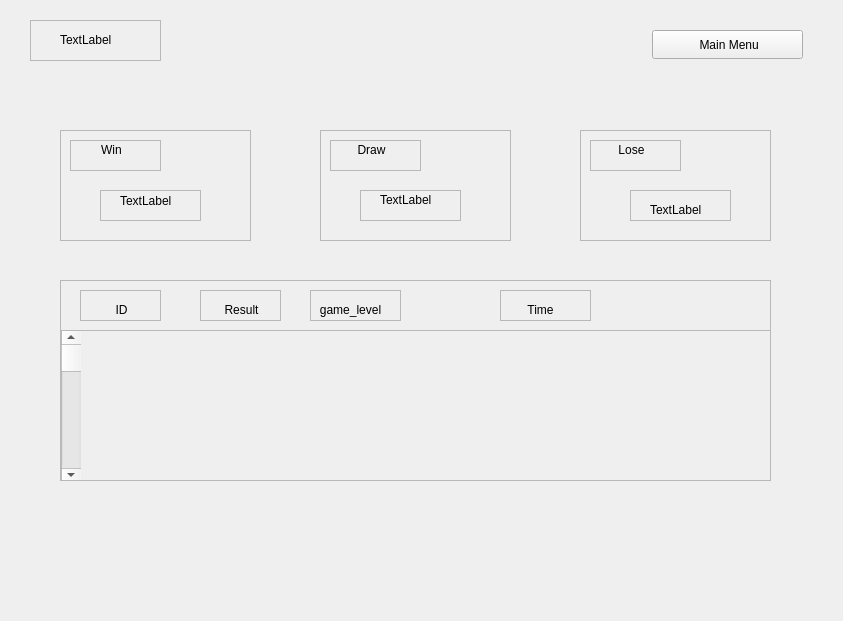
Qt form history.ui (mo2menwael/Advanced-Tic-Tac-Toe) before a commit.
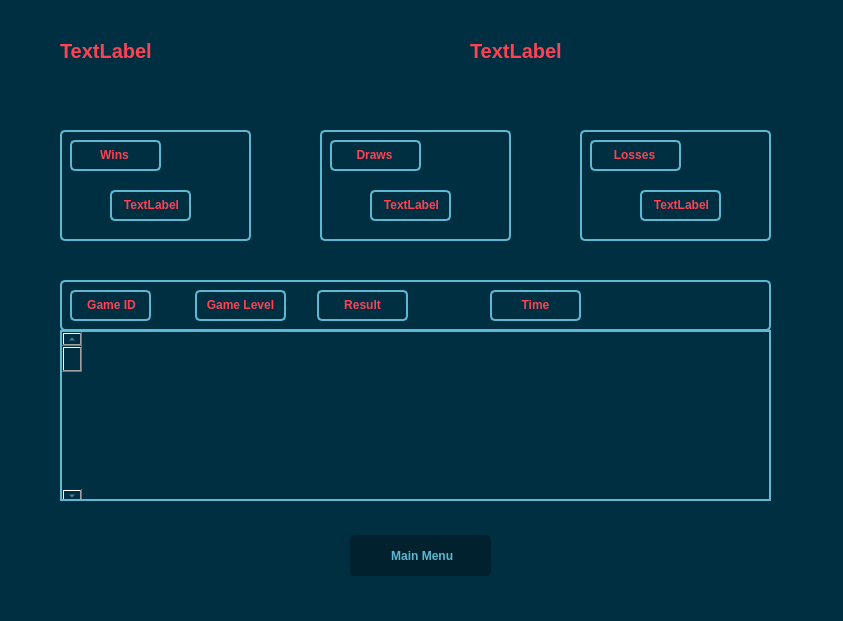
The same form after that commit.

Diff of the .ui file:
```diff
--- a/history.ui
+++ b/history.ui
@@ -16,17 +16,31 @@
   <property name="layoutDirection">
    <enum>Qt::RightToLeft</enum>
   </property>
+  <property name="styleSheet">
+   <string notr="true">background-color: rgb(0, 47, 65);
+color: rgb(97, 184, 211);</string>
+  </property>
   <widget class="QFrame" name="frame">
    <property name="geometry">
     <rect>
-     <x>30</x>
-     <y>20</y>
-     <width>131</width>
+     <x>40</x>
+     <y>30</y>
+     <width>241</width>
      <height>41</height>
     </rect>
    </property>
+   <property name="font">
+    <font>
+     <pointsize>13</pointsize>
+     <bold>true</bold>
+     <kerning>true</kerning>
+    </font>
+   </property>
+   <property name="styleSheet">
+    <string notr="true">color: rgb(97, 184, 211);</string>
+   </property>
    <property name="frameShape">
-    <enum>QFrame::StyledPanel</enum>
+    <enum>QFrame::NoFrame</enum>
    </property>
    <property name="frameShadow">
     <enum>QFrame::Plain</enum>
@@ -34,12 +48,21 @@
    <widget class="QLabel" name="profile">
     <property name="geometry">
      <rect>
-      <x>30</x>
-      <y>10</y>
-      <width>81</width>
-      <height>20</height>
+      <x>20</x>
+      <y>0</y>
+      <width>221</width>
+      <height>41</height>
      </rect>
     </property>
+    <property name="font">
+     <font>
+      <pointsize>15</pointsize>
+      <bold>true</bold>
+     </font>
+    </property>
+    <property name="styleSheet">
+     <string notr="true">color: rgb(253, 66, 83);</string>
+    </property>
     <property name="text">
      <string>TextLabel</string>
     </property>
@@ -54,11 +77,21 @@
      <height>111</height>
     </rect>
    </property>
+   <property name="font">
+    <font>
+     <bold>false</bold>
+    </font>
+   </property>
+   <property name="styleSheet">
+    <string notr="true">border: 2px solid rgb(93, 184, 211);
+border-radius: 5px;
+</string>
+   </property>
    <property name="frameShape">
-    <enum>QFrame::StyledPanel</enum>
+    <enum>QFrame::WinPanel</enum>
    </property>
    <property name="frameShadow">
-    <enum>QFrame::Sunken</enum>
+    <enum>QFrame::Plain</enum>
    </property>
    <widget class="QFrame" name="win">
     <property name="geometry">
@@ -70,22 +103,31 @@
      </rect>
     </property>
     <property name="frameShape">
-     <enum>QFrame::StyledPanel</enum>
+     <enum>QFrame::WinPanel</enum>
     </property>
     <property name="frameShadow">
-     <enum>QFrame::Sunken</enum>
+     <enum>QFrame::Plain</enum>
     </property>
     <widget class="QLabel" name="label">
      <property name="geometry">
       <rect>
-       <x>10</x>
-       <y>0</y>
+       <x>13</x>
+       <y>5</y>
        <width>63</width>
        <height>20</height>
       </rect>
      </property>
+     <property name="font">
+      <font>
+       <bold>true</bold>
+      </font>
+     </property>
+     <property name="styleSheet">
+      <string notr="true">color: rgb(253, 66, 83);
+border:0;</string>
+     </property>
      <property name="text">
-      <string>Win</string>
+      <string>Wins</string>
      </property>
      <property name="alignment">
       <set>Qt::AlignCenter</set>
@@ -95,30 +137,42 @@
    <widget class="QFrame" name="frame_8">
     <property name="geometry">
      <rect>
-      <x>40</x>
+      <x>50</x>
       <y>60</y>
-      <width>101</width>
+      <width>81</width>
       <height>31</height>
      </rect>
     </property>
     <property name="frameShape">
-     <enum>QFrame::StyledPanel</enum>
+     <enum>QFrame::WinPanel</enum>
     </property>
     <property name="frameShadow">
-     <enum>QFrame::Sunken</enum>
+     <enum>QFrame::Plain</enum>
     </property>
     <widget class="QLabel" name="win_count">
      <property name="geometry">
       <rect>
-       <x>20</x>
-       <y>0</y>
-       <width>71</width>
-       <height>21</height>
+       <x>10</x>
+       <y>5</y>
+       <width>63</width>
+       <height>20</height>
       </rect>
      </property>
+     <property name="font">
+      <font>
+       <bold>true</bold>
+      </font>
+     </property>
+     <property name="styleSheet">
+      <string notr="true">color: rgb(253, 66, 83);
+border:0;</string>
+     </property>
      <property name="text">
       <string>TextLabel</string>
      </property>
+     <property name="alignment">
+      <set>Qt::AlignCenter</set>
+     </property>
     </widget>
    </widget>
   </widget>
@@ -131,11 +185,21 @@
      <height>111</height>
     </rect>
    </property>
+   <property name="font">
+    <font>
+     <pointsize>9</pointsize>
+    </font>
+   </property>
+   <property name="styleSheet">
+    <string notr="true">border: 2px solid rgb(93, 184, 211);
+border-radius: 5px;
+</string>
+   </property>
    <property name="frameShape">
-    <enum>QFrame::StyledPanel</enum>
+    <enum>QFrame::WinPanel</enum>
    </property>
    <property name="frameShadow">
-    <enum>QFrame::Sunken</enum>
+    <enum>QFrame::Plain</enum>
    </property>
    <widget class="QFrame" name="frame_6">
     <property name="geometry">
@@ -147,22 +211,31 @@
      </rect>
     </property>
     <property name="frameShape">
-     <enum>QFrame::StyledPanel</enum>
+     <enum>QFrame::WinPanel</enum>
     </property>
     <property name="frameShadow">
-     <enum>QFrame::Sunken</enum>
+     <enum>QFrame::Plain</enum>
     </property>
     <widget class="QLabel" name="label_2">
      <property name="geometry">
       <rect>
-       <x>10</x>
-       <y>0</y>
+       <x>13</x>
+       <y>5</y>
        <width>63</width>
        <height>20</height>
       </rect>
      </property>
+     <property name="font">
+      <font>
+       <bold>true</bold>
+      </font>
+     </property>
+     <property name="styleSheet">
+      <string notr="true">color: rgb(253, 66, 83);
+border:0;</string>
+     </property>
      <property name="text">
-      <string>Draw</string>
+      <string>Draws</string>
      </property>
      <property name="alignment">
       <set>Qt::AlignCenter</set>
@@ -172,30 +245,42 @@
    <widget class="QFrame" name="frame_9">
     <property name="geometry">
      <rect>
-      <x>40</x>
+      <x>50</x>
       <y>60</y>
-      <width>101</width>
+      <width>81</width>
       <height>31</height>
      </rect>
     </property>
     <property name="frameShape">
-     <enum>QFrame::StyledPanel</enum>
+     <enum>QFrame::WinPanel</enum>
     </property>
     <property name="frameShadow">
-     <enum>QFrame::Sunken</enum>
+     <enum>QFrame::Plain</enum>
     </property>
     <widget class="QLabel" name="draw_count">
      <property name="geometry">
       <rect>
-       <x>20</x>
-       <y>0</y>
+       <x>10</x>
+       <y>5</y>
        <width>63</width>
        <height>20</height>
       </rect>
      </property>
+     <property name="font">
+      <font>
+       <bold>true</bold>
+      </font>
+     </property>
+     <property name="styleSheet">
+      <string notr="true">color: rgb(253, 66, 83);
+border:0;</string>
+     </property>
      <property name="text">
       <string>TextLabel</string>
      </property>
+     <property name="alignment">
+      <set>Qt::AlignCenter</set>
+     </property>
     </widget>
    </widget>
   </widget>
@@ -208,11 +293,16 @@
      <height>111</height>
     </rect>
    </property>
+   <property name="styleSheet">
+    <string notr="true">border: 2px solid rgb(93, 184, 211);
+border-radius: 5px;
+</string>
+   </property>
    <property name="frameShape">
-    <enum>QFrame::StyledPanel</enum>
+    <enum>QFrame::WinPanel</enum>
    </property>
    <property name="frameShadow">
-    <enum>QFrame::Sunken</enum>
+    <enum>QFrame::Plain</enum>
    </property>
    <widget class="QFrame" name="frame_7">
     <property name="geometry">
@@ -224,22 +314,31 @@
      </rect>
     </property>
     <property name="frameShape">
-     <enum>QFrame::StyledPanel</enum>
+     <enum>QFrame::WinPanel</enum>
     </property>
     <property name="frameShadow">
-     <enum>QFrame::Sunken</enum>
+     <enum>QFrame::Plain</enum>
     </property>
     <widget class="QLabel" name="label_3">
      <property name="geometry">
       <rect>
-       <x>10</x>
-       <y>0</y>
+       <x>13</x>
+       <y>5</y>
        <width>63</width>
        <height>20</height>
       </rect>
      </property>
+     <property name="font">
+      <font>
+       <bold>true</bold>
+      </font>
+     </property>
+     <property name="styleSheet">
+      <string notr="true">color: rgb(253, 66, 83);
+border:0;</string>
+     </property>
      <property name="text">
-      <string>Lose</string>
+      <string>Losses</string>
      </property>
      <property name="alignment">
       <set>Qt::AlignCenter</set>
@@ -249,30 +348,42 @@
    <widget class="QFrame" name="frame_10">
     <property name="geometry">
      <rect>
-      <x>50</x>
+      <x>60</x>
       <y>60</y>
-      <width>101</width>
+      <width>81</width>
       <height>31</height>
      </rect>
     </property>
     <property name="frameShape">
-     <enum>QFrame::StyledPanel</enum>
+     <enum>QFrame::WinPanel</enum>
     </property>
     <property name="frameShadow">
-     <enum>QFrame::Sunken</enum>
+     <enum>QFrame::Plain</enum>
     </property>
     <widget class="QLabel" name="lose_count">
      <property name="geometry">
       <rect>
-       <x>20</x>
-       <y>10</y>
+       <x>10</x>
+       <y>5</y>
        <width>63</width>
        <height>20</height>
       </rect>
      </property>
+     <property name="font">
+      <font>
+       <bold>true</bold>
+      </font>
+     </property>
+     <property name="styleSheet">
+      <string notr="true">color: rgb(253, 66, 83);
+border:0;</string>
+     </property>
      <property name="text">
       <string>TextLabel</string>
      </property>
+     <property name="alignment">
+      <set>Qt::AlignCenter</set>
+     </property>
     </widget>
    </widget>
   </widget>
@@ -282,12 +393,21 @@
      <x>60</x>
      <y>330</y>
      <width>711</width>
-     <height>151</height>
+     <height>171</height>
     </rect>
    </property>
    <property name="layoutDirection">
     <enum>Qt::LeftToRight</enum>
    </property>
+   <property name="styleSheet">
+    <string notr="true"/>
+   </property>
+   <property name="frameShape">
+    <enum>QFrame::WinPanel</enum>
+   </property>
+   <property name="frameShadow">
+    <enum>QFrame::Plain</enum>
+   </property>
    <property name="widgetResizable">
     <bool>true</bool>
    </property>
@@ -296,8 +416,8 @@
      <rect>
       <x>0</x>
       <y>0</y>
-      <width>709</width>
-      <height>149</height>
+      <width>707</width>
+      <height>167</height>
      </rect>
     </property>
     <widget class="QScrollBar" name="verticalScrollBar">
@@ -306,7 +426,7 @@
        <x>0</x>
        <y>0</y>
        <width>20</width>
-       <height>151</height>
+       <height>171</height>
       </rect>
      </property>
      <property name="orientation">
@@ -324,38 +444,52 @@
      <height>51</height>
     </rect>
    </property>
+   <property name="styleSheet">
+    <string notr="true">border: 2px solid rgb(93, 184, 211);
+border-radius: 5px;
+</string>
+   </property>
    <property name="frameShape">
-    <enum>QFrame::StyledPanel</enum>
+    <enum>QFrame::WinPanel</enum>
    </property>
    <property name="frameShadow">
-    <enum>QFrame::Sunken</enum>
+    <enum>QFrame::Plain</enum>
    </property>
    <widget class="QFrame" name="frame_11">
     <property name="geometry">
      <rect>
-      <x>20</x>
+      <x>10</x>
       <y>10</y>
       <width>81</width>
       <height>31</height>
      </rect>
     </property>
     <property name="frameShape">
-     <enum>QFrame::StyledPanel</enum>
+     <enum>QFrame::WinPanel</enum>
     </property>
     <property name="frameShadow">
-     <enum>QFrame::Sunken</enum>
+     <enum>QFrame::Plain</enum>
     </property>
     <widget class="QLabel" name="label_4">
      <property name="geometry">
       <rect>
        <x>10</x>
-       <y>10</y>
+       <y>5</y>
        <width>63</width>
        <height>20</height>
       </rect>
      </property>
+     <property name="font">
+      <font>
+       <bold>true</bold>
+      </font>
+     </property>
+     <property name="styleSheet">
+      <string notr="true">color: rgb(253, 66, 83);
+border:0;</string>
+     </property>
      <property name="text">
-      <string>ID</string>
+      <string>Game ID</string>
      </property>
      <property name="alignment">
       <set>Qt::AlignCenter</set>
@@ -365,29 +499,38 @@
    <widget class="QFrame" name="frame_12">
     <property name="geometry">
      <rect>
-      <x>140</x>
+      <x>135</x>
       <y>10</y>
-      <width>81</width>
+      <width>91</width>
       <height>31</height>
      </rect>
     </property>
     <property name="frameShape">
-     <enum>QFrame::StyledPanel</enum>
+     <enum>QFrame::WinPanel</enum>
     </property>
     <property name="frameShadow">
-     <enum>QFrame::Sunken</enum>
+     <enum>QFrame::Plain</enum>
     </property>
     <widget class="QLabel" name="label_5">
      <property name="geometry">
       <rect>
-       <x>10</x>
-       <y>10</y>
-       <width>63</width>
+       <x>5</x>
+       <y>5</y>
+       <width>81</width>
        <height>20</height>
       </rect>
      </property>
+     <property name="font">
+      <font>
+       <bold>true</bold>
+      </font>
+     </property>
+     <property name="styleSheet">
+      <string notr="true">color: rgb(253, 66, 83);
+border:0;</string>
+     </property>
      <property name="text">
-      <string>Result</string>
+      <string>Game Level</string>
      </property>
      <property name="alignment">
       <set>Qt::AlignCenter</set>
@@ -397,29 +540,38 @@
    <widget class="QFrame" name="frame_13">
     <property name="geometry">
      <rect>
-      <x>250</x>
+      <x>257</x>
       <y>10</y>
       <width>91</width>
       <height>31</height>
      </rect>
     </property>
     <property name="frameShape">
-     <enum>QFrame::StyledPanel</enum>
+     <enum>QFrame::WinPanel</enum>
     </property>
     <property name="frameShadow">
-     <enum>QFrame::Sunken</enum>
+     <enum>QFrame::Plain</enum>
     </property>
     <widget class="QLabel" name="label_6">
      <property name="geometry">
       <rect>
-       <x>0</x>
-       <y>10</y>
+       <x>5</x>
+       <y>5</y>
        <width>81</width>
        <height>20</height>
       </rect>
      </property>
+     <property name="font">
+      <font>
+       <bold>true</bold>
+      </font>
+     </property>
+     <property name="styleSheet">
+      <string notr="true">color: rgb(253, 66, 83);
+border:0;</string>
+     </property>
      <property name="text">
-      <string>game_level</string>
+      <string>Result</string>
      </property>
      <property name="alignment">
       <set>Qt::AlignCenter</set>
@@ -429,27 +581,36 @@
    <widget class="QFrame" name="frame_14">
     <property name="geometry">
      <rect>
-      <x>440</x>
+      <x>430</x>
       <y>10</y>
       <width>91</width>
       <height>31</height>
      </rect>
     </property>
     <property name="frameShape">
-     <enum>QFrame::StyledPanel</enum>
+     <enum>QFrame::WinPanel</enum>
     </property>
     <property name="frameShadow">
-     <enum>QFrame::Sunken</enum>
+     <enum>QFrame::Plain</enum>
     </property>
     <widget class="QLabel" name="label_7">
      <property name="geometry">
       <rect>
-       <x>0</x>
-       <y>10</y>
+       <x>5</x>
+       <y>5</y>
        <width>81</width>
        <height>20</height>
       </rect>
      </property>
+     <property name="font">
+      <font>
+       <bold>true</bold>
+      </font>
+     </property>
+     <property name="styleSheet">
+      <string notr="true">color: rgb(253, 66, 83);
+border:0;</string>
+     </property>
      <property name="text">
       <string>Time</string>
      </property>
@@ -462,16 +623,87 @@
   <widget class="QPushButton" name="main_menu">
    <property name="geometry">
     <rect>
-     <x>652</x>
-     <y>30</y>
-     <width>151</width>
-     <height>29</height>
+     <x>350</x>
+     <y>535</y>
+     <width>141</width>
+     <height>41</height>
     </rect>
    </property>
+   <property name="font">
+    <font>
+     <bold>true</bold>
+    </font>
+   </property>
+   <property name="styleSheet">
+    <string notr="true">QPushButton{
+color: rgb(93, 184, 211);
+background-color: rgb(0, 33, 45);
+border: 3px solid;
+border-radius: 5px;
+border-color: rgb(0, 33, 45);
+}
+QPushButton:Hover{
+border-color: rgb(0, 35, 48);
+background-color: rgb(0, 35, 48);
+}
+QPushButton:Pressed{
+background-color: rgb(93, 184, 211);
+color:rgb(0, 33, 45);
+border-color: rgb(93, 184, 211);
+}</string>
+   </property>
    <property name="text">
     <string> Main Menu</string>
    </property>
   </widget>
+  <widget class="QFrame" name="frame_15">
+   <property name="geometry">
+    <rect>
+     <x>460</x>
+     <y>30</y>
+     <width>291</width>
+     <height>41</height>
+    </rect>
+   </property>
+   <property name="font">
+    <font>
+     <pointsize>13</pointsize>
+     <bold>true</bold>
+     <kerning>true</kerning>
+    </font>
+   </property>
+   <property name="styleSheet">
+    <string notr="true">color: rgb(97, 184, 211);</string>
+   </property>
+   <property name="frameShape">
+    <enum>QFrame::NoFrame</enum>
+   </property>
+   <property name="frameShadow">
+    <enum>QFrame::Plain</enum>
+   </property>
+   <widget class="QLabel" name="TotalGames">
+    <property name="geometry">
+     <rect>
+      <x>10</x>
+      <y>0</y>
+      <width>281</width>
+      <height>41</height>
+     </rect>
+    </property>
+    <property name="font">
+     <font>
+      <pointsize>15</pointsize>
+      <bold>true</bold>
+     </font>
+    </property>
+    <property name="styleSheet">
+     <string notr="true">color: rgb(253, 66, 83);</string>
+    </property>
+    <property name="text">
+     <string>TextLabel</string>
+    </property>
+   </widget>
+  </widget>
  </widget>
  <resources/>
  <connections/>
```
